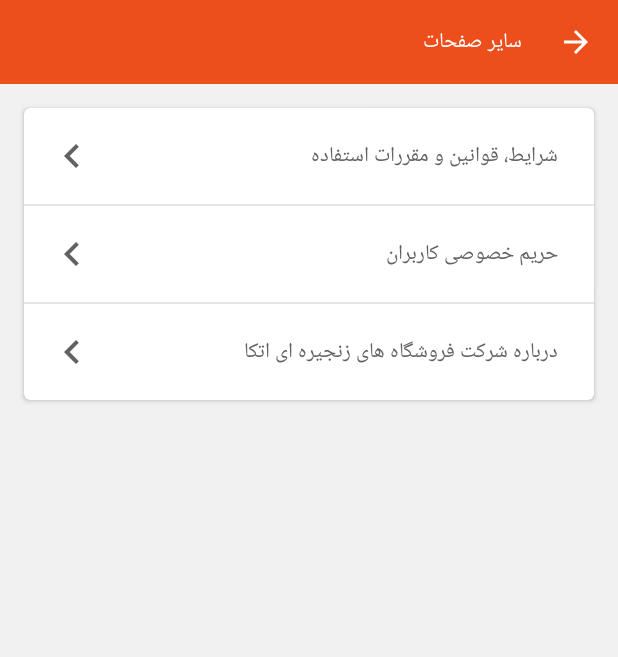
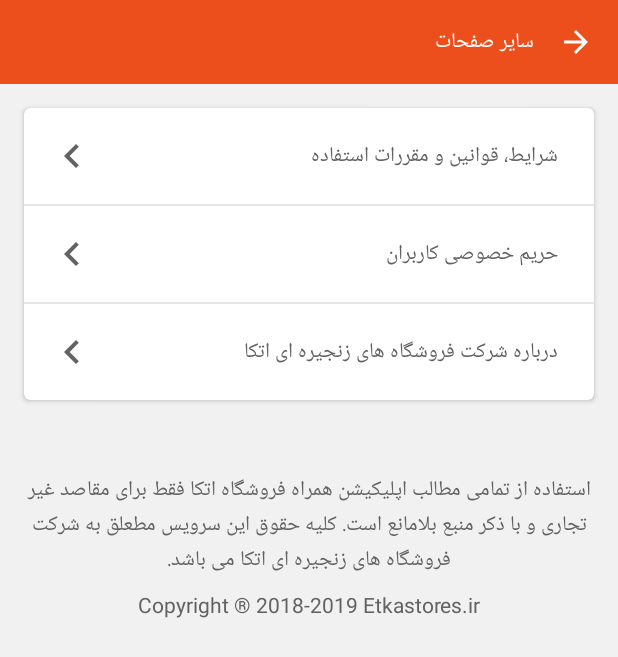
Before and after one commit to abbassabeti/EtkaV3, an Android app: the layout activity_other_pages.xml on its own in the app's theme, with its tools: preview values and no code run, on a phone screen of 412 x 824 dp. Shown: the top 657 px of the screen. Run offline under Robolectric (Android 15) with nearby library versions, the phone set to English and light mode, and no system bars.

Commit message:
add more and setting buttons in toolbar - add lincence and copyright text

```diff
--- a/app/src/main/res/layout/activity_other_pages.xml
+++ b/app/src/main/res/layout/activity_other_pages.xml
@@ -1,13 +1,13 @@
 <?xml version="1.0" encoding="utf-8"?>
 <LinearLayout xmlns:android="http://schemas.android.com/apk/res/android"
-    style="@style/commonLayoutRootStyle"
-    xmlns:app="http://schemas.android.com/apk/res-auto">
+    xmlns:app="http://schemas.android.com/apk/res-auto"
+    style="@style/commonLayoutRootStyle">
 
     <ir.etkastores.app.UI.Views.EtkaToolbar
         android:id="@+id/toolbar"
         android:layout_width="match_parent"
         android:layout_height="wrap_content"
-        app:title="@string/otherPages"/>
+        app:title="@string/otherPages" />
 
     <ScrollView
         android:layout_width="match_parent"
@@ -34,33 +34,54 @@
                         android:id="@+id/termAndConditionsButton"
                         android:layout_width="match_parent"
                         android:layout_height="wrap_content"
-                        app:rowText="@string/termAndConditions"/>
+                        app:rowText="@string/termAndConditions" />
 
                     <View
                         android:layout_width="match_parent"
                         android:layout_height="1dp"
-                        android:background="@color/lightGray"/>
+                        android:background="@color/lightGray" />
 
                     <ir.etkastores.app.UI.Views.ProfileMenuRowItem
                         android:id="@+id/userPrivacyButton"
                         android:layout_width="match_parent"
                         android:layout_height="wrap_content"
-                        app:rowText="@string/userPrivacy"/>
+                        app:rowText="@string/userPrivacy" />
 
                     <View
                         android:layout_width="match_parent"
                         android:layout_height="1dp"
-                        android:background="@color/lightGray"/>
+                        android:background="@color/lightGray" />
 
                     <ir.etkastores.app.UI.Views.ProfileMenuRowItem
                         android:id="@+id/aboutEtkaStoresButton"
                         android:layout_width="match_parent"
                         android:layout_height="wrap_content"
-                        app:rowText="@string/aboutEtkaStores"/>
+                        app:rowText="@string/aboutEtkaStores" />
 
                 </LinearLayout>
 
             </android.support.v7.widget.CardView>
+
+            <View
+                android:layout_width="match_parent"
+                android:layout_height="32dp" />
+
+            <TextView
+                android:layout_width="match_parent"
+                android:layout_height="wrap_content"
+                android:gravity="center"
+                android:textSize="@dimen/textSizeSmall"
+                android:textColor="@color/darkGray"
+                android:layout_margin="8dp"
+                android:text="@string/otherPagesFooterLicense" />
+
+            <TextView
+                android:layout_width="match_parent"
+                android:layout_height="wrap_content"
+                android:gravity="center"
+                android:textSize="@dimen/textSizeSmall"
+                android:textColor="@color/darkGray"
+                android:text="@string/copyrightEn"/>
 
         </LinearLayout>
 
--- a/app/src/main/res/layout/toolbar_layout.xml
+++ b/app/src/main/res/layout/toolbar_layout.xml
@@ -49,7 +49,7 @@
             android:id="@+id/toolbarBackButton"
             android:layout_width="wrap_content"
             android:layout_height="match_parent"
-            android:paddingLeft="16dp"
+            android:paddingLeft="8dp"
             android:paddingRight="16dp"
             android:background="?attr/selectableItemBackground"
             android:layout_alignParentEnd="true"
--- a/app/src/main/res/values/strings.xml
+++ b/app/src/main/res/values/strings.xml
@@ -53,5 +53,7 @@
     <string name="aboutEtkaStores">درباره شرکت فروشگاه های زنجیره ای اتکا</string>
     <string name="userPrivacy">حریم خصوصی کاربران</string>
     <string name="termAndConditions">شرایط، قوانین و مقررات استفاده</string>
+    <string name="otherPagesFooterLicense">استفاده از تمامی مطالب اپلیکیشن همراه فروشگاه اتکا فقط برای مقاصد غیر تجاری و با ذکر منبع بلامانع است. کلیه حقوق این سرویس مطعلق به شرکت فروشگاه های زنجیره ای اتکا می باشد.</string>
+    <string name="copyrightEn">Copyright ® 2018-2019 Etkastores.ir</string>
 
 </resources>
```
